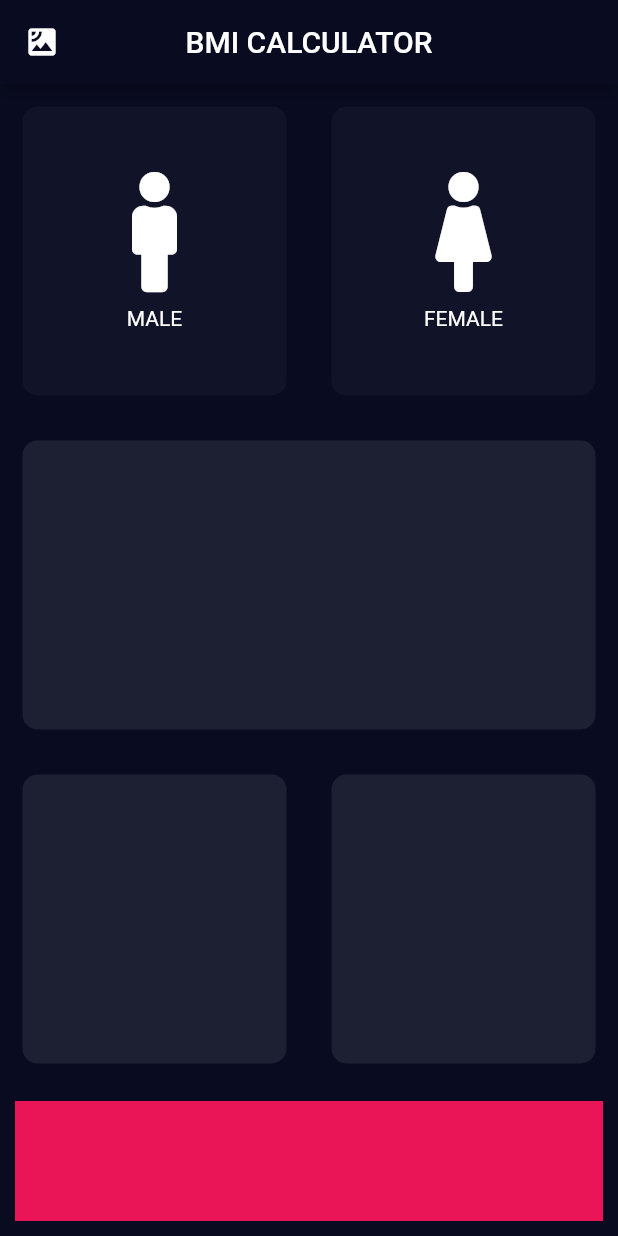
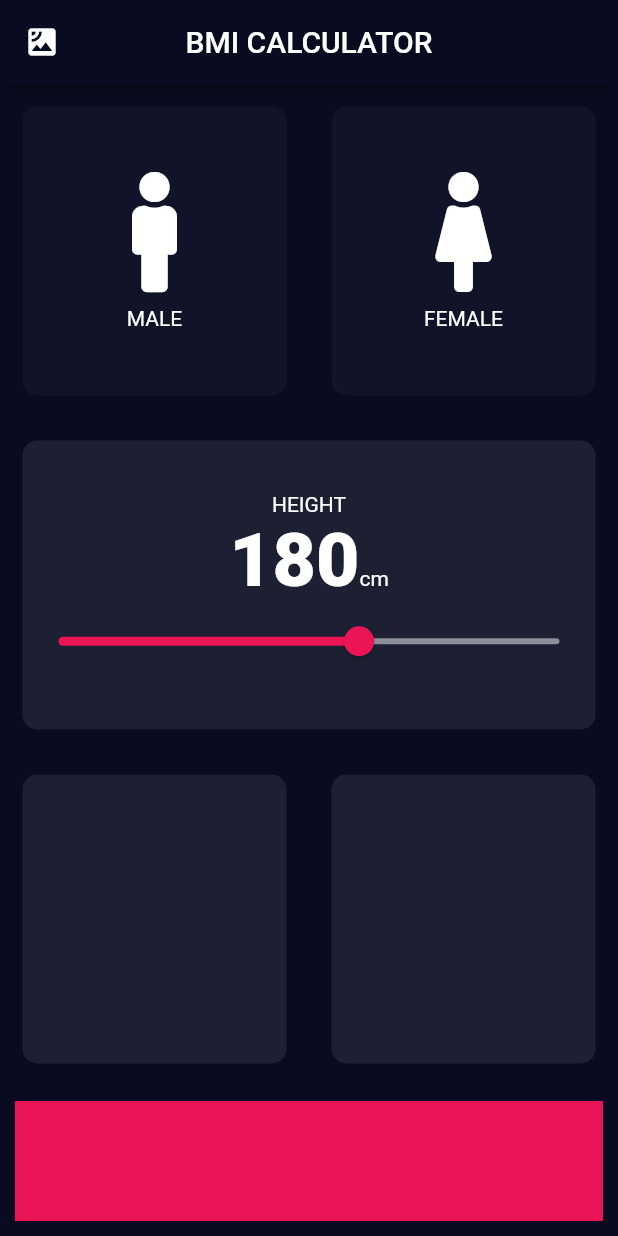
Before and after one commit to Prasen86/bmi_calculator, a Flutter app: the screen it shows after launch, on a phone screen of 412 x 824 dp. Run offline on Flutter 3.47's test engine with Material 2 defaults, Android fonts, the phone set to English and light mode, and no system bars; our stand-ins replace font_awesome_flutter.

Commit message:
Constants separated and input page updated

```diff
--- a/lib/constants.dart
+++ b/lib/constants.dart
@@ -4,4 +4,12 @@ const Color backgroundColor = Color(0xFF090C21);
 const Color activeCardColor = Color(0xFF1D1F33);
 const Color inactiveCardColor = Color(0xFF1111328);
 const Color calcButtonColor = Color(0xFFEA1556);
+const Color activeSliderColor = Color(0xFFEB1555);
+const Color inactiveSliderColor = Color(0xFF8D8E98);
+
 const double calcButtonHeight = 80.0;
+
+const TextStyle styleNumbers = TextStyle(
+  fontSize: 50.0,
+  fontWeight: FontWeight.w900,
+);
--- a/lib/input_page.dart
+++ b/lib/input_page.dart
@@ -5,6 +5,7 @@ import 'package:font_awesome_flutter/font_awesome_flutter.dart';
 import 'constants.dart';
 
 enum Gender { male, female }
+int height = 180;
 
 class InputPage extends StatefulWidget {
   @override
@@ -65,6 +66,38 @@ class _InputPageState extends State<InputPage> {
           Expanded(
             child: ReusableCard(
               colour: activeCardColor,
+              cardChild: Column(
+                mainAxisAlignment: MainAxisAlignment.center,
+                children: <Widget>[
+                  Text("HEIGHT"),
+                  Row(
+                    mainAxisAlignment: MainAxisAlignment.center,
+                    crossAxisAlignment: CrossAxisAlignment.baseline,
+                    textBaseline: TextBaseline.alphabetic,
+                    children: <Widget>[
+                      Text(
+                        height.toString(),
+                        style: styleNumbers,
+                      ),
+                      Text(
+                        "cm",
+                      ),
+                    ],
+                  ),
+                  Slider(
+                    value: height.toDouble(),
+                    max: 220.0,
+                    min: 120.0,
+                    activeColor: activeSliderColor,
+                    inactiveColor: inactiveSliderColor,
+                    onChanged: (double newHeight) {
+                      setState(() {
+                        height = newHeight.toInt();
+                      });
+                    },
+                  )
+                ],
+              ),
             ),
           ),
           Expanded(
```
